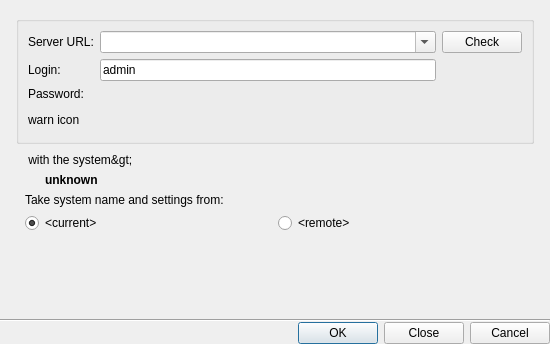
Before: the Qt Designer form vms/client/nx_vms_client_desktop/src/nx/vms/client/desktop/ui/dialogs/merge_systems_dialog.ui in networkoptix/nx_open, drawn with Qt 5.
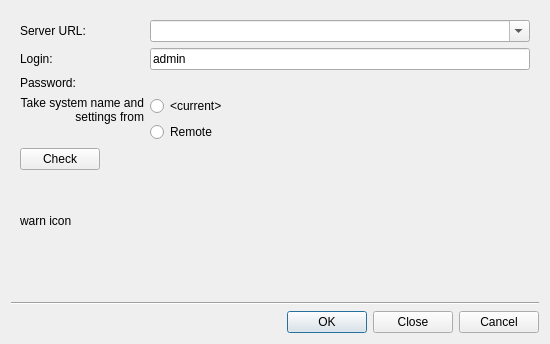
After: the same form once the commit is applied. Custom widgets are drawn as their Qt base class.

Commit message: VMS-54461: (master->vms_6.0) Update merge sites dialog behavior

```diff
--- a/vms/client/nx_vms_client_desktop/src/nx/vms/client/desktop/ui/dialogs/merge_systems_dialog.ui
+++ b/vms/client/nx_vms_client_desktop/src/nx/vms/client/desktop/ui/dialogs/merge_systems_dialog.ui
@@ -16,47 +16,10 @@
   <property name="modal">
    <bool>true</bool>
   </property>
-  <layout class="QVBoxLayout" name="verticalLayout">
-   <property name="spacing">
-    <number>0</number>
-   </property>
-   <property name="leftMargin">
-    <number>0</number>
-   </property>
-   <property name="topMargin">
-    <number>0</number>
-   </property>
-   <property name="rightMargin">
-    <number>0</number>
-   </property>
-   <property name="bottomMargin">
-    <number>0</number>
-   </property>
+  <layout class="QVBoxLayout" name="verticalLayout_3">
    <item>
-    <layout class="QVBoxLayout" name="verticalLayout_4">
-     <property name="leftMargin">
-      <number>16</number>
-     </property>
-     <property name="topMargin">
-      <number>16</number>
-     </property>
-     <property name="rightMargin">
-      <number>16</number>
-     </property>
-     <property name="bottomMargin">
-      <number>16</number>
-     </property>
-     <item>
-      <widget class="QGroupBox" name="credentialsGroupBox">
-       <property name="title">
-        <string/>
-       </property>
+    <widget class="QWidget" name="credentialsWidget" native="true">
        <layout class="QVBoxLayout" name="verticalLayout_2">
-        <property name="bottomMargin">
-         <number>0</number>
-        </property>
-        <item>
-         <layout class="QHBoxLayout" name="horizontalLayout">
           <item>
            <layout class="QFormLayout" name="formLayout">
             <property name="fieldGrowthPolicy">
@@ -85,16 +48,6 @@
               </property>
              </widget>
             </item>
-            <item row="2" column="1">
-             <widget class="nx::vms::client::desktop::PasswordInputField" name="passwordEdit" native="true"/>
-            </item>
-            <item row="2" column="0">
-             <widget class="QLabel" name="passwordLabel">
-              <property name="text">
-               <string>Password:</string>
-              </property>
-             </widget>
-            </item>
             <item row="1" column="0">
              <widget class="QLabel" name="LoginLabel">
               <property name="text">
@@ -109,19 +62,91 @@
               </property>
              </widget>
             </item>
-           </layout>
-          </item>
-          <item alignment="Qt::AlignTop">
+        <item row="2" column="0">
+         <widget class="QLabel" name="passwordLabel">
+          <property name="text">
+           <string>Password:</string>
+          </property>
+         </widget>
+        </item>
+        <item row="2" column="1">
+         <widget class="nx::vms::client::desktop::PasswordInputField" name="passwordEdit" native="true"/>
+        </item>
+        <item row="3" column="1">
+         <layout class="QVBoxLayout" name="verticalLayout">
+          <item>
+           <widget class="QRadioButton" name="currentSystemRadioButton">
+            <property name="text">
+             <string notr="true">&lt;current&gt;</string>
+            </property>
+           </widget>
+          </item>
+          <item>
+           <widget class="QRadioButton" name="remoteSystemRadioButton">
+            <property name="text">
+             <string>Remote</string>
+            </property>
+           </widget>
+          </item>
+         </layout>
+        </item>
+        <item row="3" column="0">
+         <widget class="QLabel" name="label">
+          <property name="text">
+           <string>Take system name and settings from</string>
+          </property>
+          <property name="alignment">
+           <set>Qt::AlignRight|Qt::AlignTop|Qt::AlignTrailing</set>
+          </property>
+          <property name="wordWrap">
+           <bool>true</bool>
+          </property>
+         </widget>
+        </item>
+       </layout>
+      </item>
+      <item>
+       <layout class="QHBoxLayout" name="horizontalLayout">
+        <item>
            <widget class="QPushButton" name="testConnectionButton">
             <property name="text">
              <string>Check</string>
             </property>
            </widget>
           </item>
+        <item>
+         <spacer name="horizontalSpacer">
+          <property name="orientation">
+           <enum>Qt::Horizontal</enum>
+          </property>
+          <property name="sizeHint" stdset="0">
+           <size>
+            <width>40</width>
+            <height>20</height>
+           </size>
+          </property>
+         </spacer>
+        </item>
          </layout>
         </item>
         <item>
-         <widget class="QnWordWrappedLabel" name="errorLabel" native="true"/>
+       <widget class="QWidget" name="statusWidget" native="true">
+        <layout class="QHBoxLayout" name="horizontalLayout_2">
+         <item>
+          <widget class="QLabel" name="statusIconLabel">
+           <property name="maximumSize">
+            <size>
+             <width>20</width>
+             <height>20</height>
+            </size>
+           </property>
+          </widget>
+         </item>
+         <item>
+          <widget class="QnWordWrappedLabel" name="statusLabel" native="true"/>
+         </item>
+        </layout>
+       </widget>
         </item>
         <item>
          <widget class="QWidget" name="warnWidget" native="true">
@@ -180,62 +205,6 @@
        </layout>
       </widget>
      </item>
-     <item>
-      <widget class="QWidget" name="configurationWidget" native="true">
-       <layout class="QVBoxLayout" name="verticalLayout_3">
-        <item>
-         <widget class="QLabel" name="currentSystemLabel">
-          <property name="text">
-           <string notr="true">&lt;You are about to merge the current system &lt;system name&gt; with the system&gt;</string>
-          </property>
-         </widget>
-        </item>
-        <item>
-         <widget class="QLabel" name="remoteSystemLabel">
-          <property name="font">
-           <font>
-            <bold>true</bold>
-           </font>
-          </property>
-          <property name="text">
-           <string notr="true">unknown</string>
-          </property>
-          <property name="indent">
-           <number>20</number>
-          </property>
-         </widget>
-        </item>
-        <item>
-         <widget class="QLabel" name="newSystemLabel">
-          <property name="text">
-           <string>Take system name and settings from:</string>
-          </property>
-         </widget>
-        </item>
-        <item>
-         <layout class="QHBoxLayout" name="horizontalLayout_2">
-          <item>
-           <widget class="QRadioButton" name="currentSystemRadioButton">
-            <property name="text">
-             <string notr="true">&lt;current&gt;</string>
-            </property>
-            <property name="checked">
-             <bool>true</bool>
-            </property>
-           </widget>
-          </item>
-          <item>
-           <widget class="QRadioButton" name="remoteSystemRadioButton">
-            <property name="text">
-             <string notr="true">&lt;remote&gt;</string>
-            </property>
-           </widget>
-          </item>
-         </layout>
-        </item>
-       </layout>
-      </widget>
-     </item>
      <item>
       <spacer name="verticalSpacer">
        <property name="orientation">
@@ -249,8 +218,6 @@
        </property>
       </spacer>
      </item>
-    </layout>
-   </item>
    <item>
     <widget class="Line" name="line">
      <property name="orientation">
```
Left out of the diff: 2 changed lines with no effect on the pictures. Lines whose indentation alone changed are shown as unchanged. The commit also changes 4 other files.
